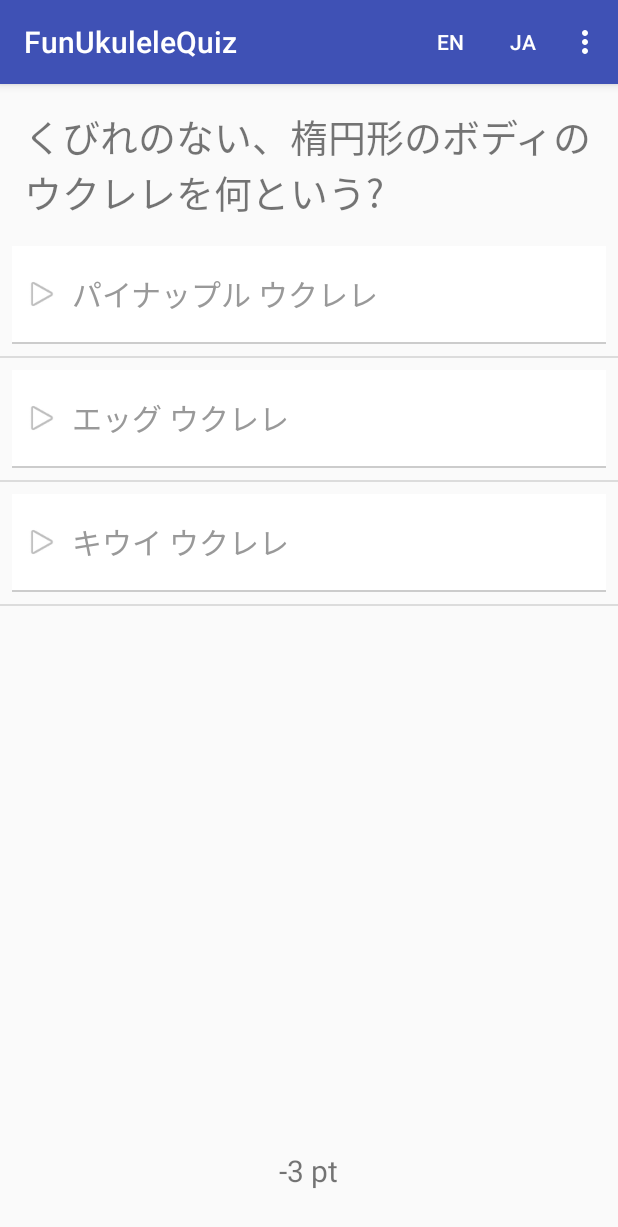
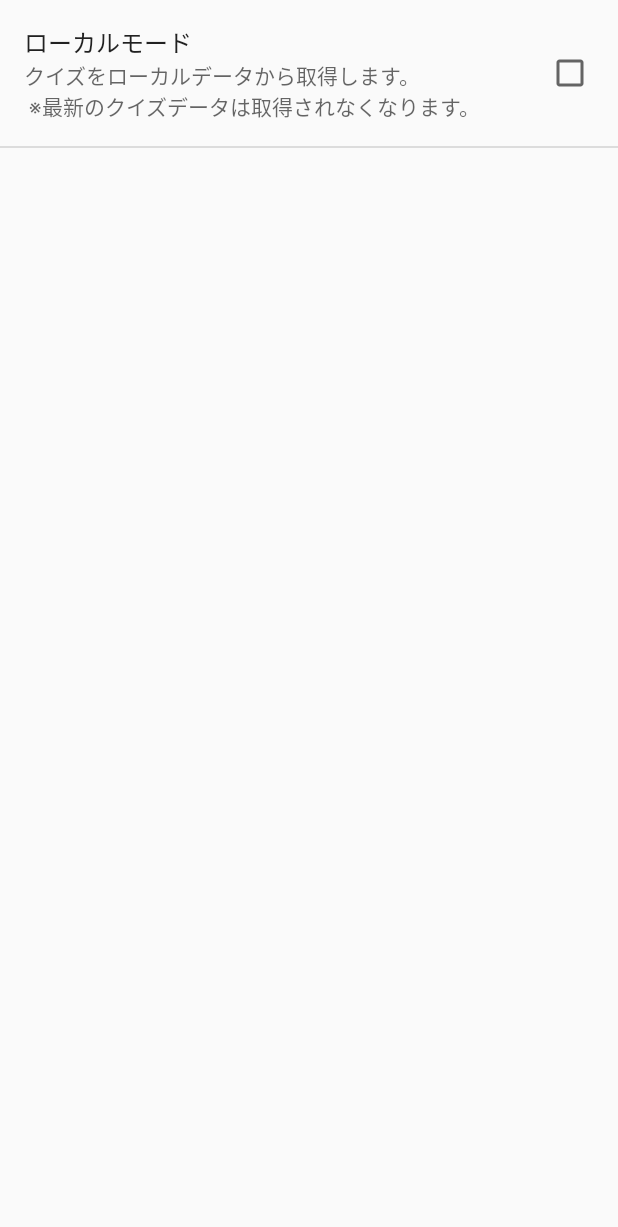
Before and after one commit to TatsuoWatanabe/FunUkuleleQuiz, an Android app: the screen it shows after launch (MainActivity before the commit, SettingsActivity after it), in the options menu, after a tap on "Settings", on a phone screen of 412 x 824 dp. Shown: the top 1227 px of the screen. Run offline under Robolectric (Android 15) with nearby library versions, the phone set to English and light mode, and no system bars; our stand-ins replace Volley; network calls fail; 1 statement that could not run was skipped.

Commit message:
addes the preference activity. addes the local mode preference.

```diff
--- a/app/src/main/AndroidManifest.xml
+++ b/app/src/main/AndroidManifest.xml
@@ -1,30 +1,33 @@
 <?xml version="1.0" encoding="utf-8"?>
-<manifest xmlns:android="http://schemas.android.com/apk/res/android"
-    package="com.tatsuowatanabe.funukulelequiz" >
-
+<manifest
+    xmlns:android="http://schemas.android.com/apk/res/android"
+    package="com.tatsuowatanabe.funukulelequiz"
+>
     <application
         android:allowBackup="true"
         android:icon="@mipmap/ic_launcher"
         android:label="@string/app_name"
         android:supportsRtl="true"
-        android:theme="@style/AppTheme" >
+        android:theme="@style/AppTheme"
+    >
         <activity
             android:name=".MainActivity"
             android:label="@string/app_name"
             android:screenOrientation="portrait"
-            android:theme="@style/AppTheme.NoActionBar">
+            android:theme="@style/AppTheme.NoActionBar"
+        >
             <intent-filter>
                 <action android:name="android.intent.action.MAIN" />
-
                 <category android:name="android.intent.category.LAUNCHER" />
             </intent-filter>
         </activity>
+        <activity android:name=".preference.SettingsActivity" />
         <!-- ATTENTION: This was auto-generated to add Google Play services to your project for
              App Indexing.  See https://g.co/AppIndexing/AndroidStudio for more information. -->
         <meta-data
             android:name="com.google.android.gms.version"
-            android:value="@integer/google_play_services_version" />
-
+            android:value="@integer/google_play_services_version"
+        />
     </application>
 
     <uses-permission android:name="android.permission.INTERNET" />
--- a/app/src/main/java/com/tatsuowatanabe/funukulelequiz/MainActivity.java
+++ b/app/src/main/java/com/tatsuowatanabe/funukulelequiz/MainActivity.java
@@ -1,6 +1,9 @@
 package com.tatsuowatanabe.funukulelequiz;
 
+import android.content.Intent;
+import android.content.SharedPreferences;
 import android.os.Bundle;
+import android.preference.PreferenceManager;
 import android.support.design.widget.FloatingActionButton;
 import android.support.v7.app.AppCompatActivity;
 import android.support.v7.widget.Toolbar;
@@ -16,6 +19,7 @@ import com.android.volley.toolbox.Volley;
 import com.google.android.gms.appindexing.AppIndex;
 import com.google.android.gms.common.api.GoogleApiClient;
 import com.tatsuowatanabe.funukulelequiz.model.QuizGame;
+import com.tatsuowatanabe.funukulelequiz.preference.SettingsActivity;
 
 public class MainActivity extends AppCompatActivity {
     /**
@@ -88,6 +92,9 @@ public class MainActivity extends AppCompatActivity {
         if (id == R.id.action_settings) {
             // TODO: Add setting of vaibrate
             // TODO: Add setting of advertisement
+            Intent settingsIntent = new android.content.Intent(this, SettingsActivity.class);
+            settingsIntent.putExtra("lang", game.getLang());
+            startActivity(settingsIntent);
             return true;
         } else if (id == R.id.action_lang_en) {
             game.toEnglish();
@@ -109,6 +116,14 @@ public class MainActivity extends AppCompatActivity {
     }
 
     /**
+     * get the shared preferences.
+     * @return
+     */
+    public SharedPreferences getSharedPreferences() {
+        return PreferenceManager.getDefaultSharedPreferences(this);
+    }
+
+    /**
      * Holder class of activity view resource.
      */
     public class ViewHolder {
--- a/app/src/main/java/com/tatsuowatanabe/funukulelequiz/model/QuizGame.java
+++ b/app/src/main/java/com/tatsuowatanabe/funukulelequiz/model/QuizGame.java
@@ -45,7 +45,6 @@ public class QuizGame {
      * @param que
      */
     public void start(RequestQueue que) {
-
         QuizzesLoader.LoadQuizzes(this, que, QUIZ_AMOUNT, new QuizzesLoader.Listener() {
             @Override
             public void onLoad(Quizzes quizzes) {
@@ -95,6 +94,14 @@ public class QuizGame {
      */
     public QuizGame toEnglish() {
         return setLang(R.string.lang_en, R.string.msg_lang_changed_en);
+    }
+
+    /**
+     * get the lang.
+     * @return
+     */
+    public String getLang() {
+        return lang;
     }
 
     /**
--- a/app/src/main/java/com/tatsuowatanabe/funukulelequiz/model/QuizzesLoader.java
+++ b/app/src/main/java/com/tatsuowatanabe/funukulelequiz/model/QuizzesLoader.java
@@ -35,13 +35,18 @@ public class QuizzesLoader {
     }
 
     public static final void LoadQuizzes(final QuizGame game, final RequestQueue que, final Integer quizAmount, final Listener listener) {
-        final Integer      TIMEOUT_MS = (10 /* seconds */ * 1000);
-        final MainActivity activity   = game.getActivity();
-        final String       url        = QuizzesLoader.getApiUrl(quizAmount);
+        final Integer      TIMEOUT_MS  = (10 /* seconds */ * 1000);
+        final MainActivity activity    = game.getActivity();
+        final String       url         = QuizzesLoader.getApiUrl(quizAmount);
+        final Boolean      isLocalMode = activity.getSharedPreferences().getBoolean(activity.getString(R.string.pref_key_local_mode), false);
         activity.vh.fab.setVisibility(View.GONE);
 
-        Log.d("Ukulele Quiz API URL", url);
-        // TODO: Add local mode. Setting of whether load the server quizzes or not.
+        if (isLocalMode) {
+            // start with local data.
+            Quizzes quizzes = getQuizzesFromLocalJsonFile(activity, quizAmount);
+            listener.onLoad(quizzes);
+            return;
+        }
 
         Response.Listener<JSONArray> jsonRecListener = new Response.Listener<JSONArray>() {
             @Override public void onResponse(JSONArray response) {
@@ -72,6 +77,7 @@ public class QuizzesLoader {
                 DefaultRetryPolicy.DEFAULT_MAX_RETRIES,
                 DefaultRetryPolicy.DEFAULT_BACKOFF_MULT
         ));
+        Log.d(" Ukulele Quiz API URL", url);
         Log.d(" getCurrentTimeout", String.valueOf(jsonRec.getRetryPolicy().getCurrentTimeout()) + " ms");
         activity.vh.loadingArea.setVisibility(View.VISIBLE);
         que.add(jsonRec); // send.
--- /dev/null
+++ b/app/src/main/java/com/tatsuowatanabe/funukulelequiz/preference/SettingsActivity.java
@@ -0,0 +1,30 @@
+package com.tatsuowatanabe.funukulelequiz.preference;
+
+import android.app.Activity;
+import android.content.Intent;
+import android.os.Bundle;
+
+/**
+ * Created by tatsuo on 5/25/16.
+ */
+public class SettingsActivity extends Activity {
+
+    private String lang = "";
+
+    @Override
+    protected void onCreate(Bundle savedInstanceState) {
+        super.onCreate(savedInstanceState);
+        Intent i = getIntent();
+        this.lang = i.getStringExtra("lang");
+
+        // Display the fragment as the main content.
+        getFragmentManager()
+            .beginTransaction()
+            .replace(android.R.id.content, new SettingsFragment())
+            .commit();
+    }
+
+    public String getLang() {
+        return lang;
+    }
+}
--- /dev/null
+++ b/app/src/main/java/com/tatsuowatanabe/funukulelequiz/preference/SettingsFragment.java
@@ -0,0 +1,43 @@
+package com.tatsuowatanabe.funukulelequiz.preference;
+
+import android.os.Bundle;
+import android.preference.CheckBoxPreference;
+import android.preference.PreferenceFragment;
+
+import com.tatsuowatanabe.funukulelequiz.R;
+
+/**
+ * Created by tatsuo on 5/25/16.
+ */
+public class SettingsFragment extends PreferenceFragment {
+
+    @Override
+    public void onCreate(Bundle savedInstanceState) {
+        super.onCreate(savedInstanceState);
+        addPreferencesFromResource(R.xml.preferences);
+
+        SettingsActivity s = (SettingsActivity)getActivity();
+        String lang = s.getLang();
+        setLang(lang);
+    }
+
+    private SettingsFragment setLang(String lang) {
+        Boolean isJa = getString(R.string.lang_ja).equals(lang);
+        Boolean isEn = getString(R.string.lang_en).equals(lang);
+
+        CheckBoxPreference prefLocalMode = (CheckBoxPreference) findPreference("local_mode");
+        prefLocalMode.setTitle(getString(
+            isJa ? R.string.pref_title_local_mode_ja :
+            isEn ? R.string.pref_title_local_mode_en :
+                   R.string.pref_title_local_mode_en
+        ));
+        prefLocalMode.setSummary(getString(
+            isJa ? R.string.pref_summ_local_mode_ja :
+            isEn ? R.string.pref_summ_local_mode_en :
+                   R.string.pref_summ_local_mode_en
+        ));
+
+        return this;
+    }
+
+}
--- a/app/src/main/res/values/strings.xml
+++ b/app/src/main/res/values/strings.xml
@@ -18,4 +18,20 @@
     <string name="msg_use_local_data_en">Use the local data.</string>
     <string name="msg_err_network_ja">インターネットでのデータ取得に失敗しました。\n%1$s\n%2$s</string>
     <string name="msg_err_network_en">Sorry, a network error has occurred.\n%1$s\n%2$s</string>
+    <string name="pref_key_local_mode">local_mode</string>
+    <string name="pref_title_local_mode_ja">ローカルモード</string>
+    <string name="pref_title_local_mode_en">@string/pref_key_local_mode</string>
+    <string name="pref_summ_local_mode_ja">
+    <![CDATA[
+        クイズをローカルデータから取得します。\n
+        ※最新のクイズデータは取得されなくなります。
+    ]]>
+    </string>
+    <string name="pref_summ_local_mode_en">
+    <![CDATA[
+        Use the quiz data from local storage.\n
+        ※The latest quiz data will not load.
+    ]]>
+    </string>
+
 </resources>
--- /dev/null
+++ b/app/src/main/res/xml/preferences.xml
@@ -0,0 +1,9 @@
+<?xml version="1.0" encoding="utf-8"?>
+<PreferenceScreen xmlns:android="http://schemas.android.com/apk/res/android">
+    <CheckBoxPreference
+        android:key="@string/pref_key_local_mode"
+        android:title="@string/pref_title_local_mode_ja"
+        android:summary="@string/pref_summ_local_mode_ja"
+        android:defaultValue="false"
+    />
+</PreferenceScreen>
```
